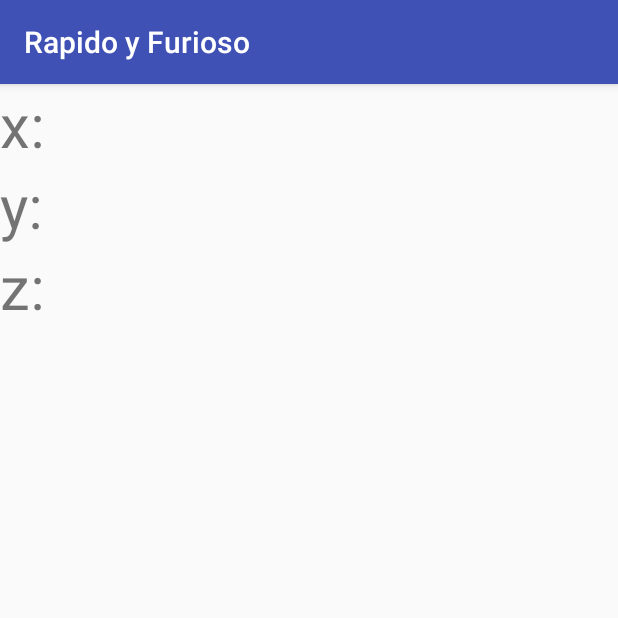
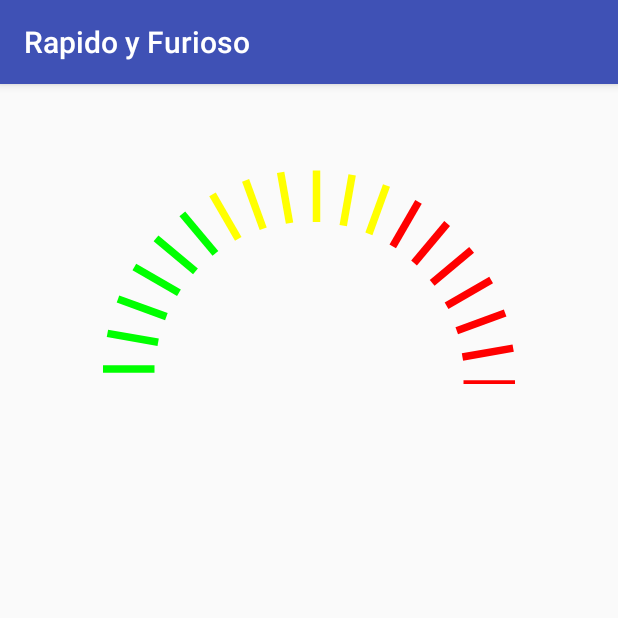
Before and after one commit to Nidrocus/Acelerometro, an Android app: the screen it shows after launch (MainActivity), on a phone screen of 412 x 824 dp, the top half of it. Run offline under Robolectric (Android 15) with nearby library versions, the phone set to English and light mode, and no system bars.

Commit message:
velocimetro

```diff
--- a/app/src/main/java/com/nidrocus/rapidoyfurioso/MainActivity.kt
+++ b/app/src/main/java/com/nidrocus/rapidoyfurioso/MainActivity.kt
@@ -14,7 +14,7 @@ class MainActivity : AppCompatActivity() {
 
     override fun onCreate(savedInstanceState: Bundle?) {
         super.onCreate(savedInstanceState)
-        setContentView(R.layout.activity_main)
+        setContentView(R.layout.activity_velocimetro)
 
 
        //val sensorManager =  ProximitySensorManager(this)
@@ -28,9 +28,9 @@ class MainActivity : AppCompatActivity() {
 
 
     private fun onGyroscopeUpdate(event: SensorEvent?){
-        tv_x.text = "x:${event!!.values[0]}"
-        tv_y.text = "y:${event!!.values[1]}"
-        tv_z.text  = "z:${event!!.values[2]}"
+//        tv_x.text = "x:${event!!.values[0]}"
+//        tv_y.text = "y:${event!!.values[1]}"
+//        tv_z.text  = "z:${event!!.values[2]}"
     }
 
 
--- a/build.gradle
+++ b/build.gradle
@@ -8,7 +8,7 @@ buildscript {
         jcenter()
     }
     dependencies {
-        classpath 'com.android.tools.build:gradle:3.0.0'
+        classpath 'com.android.tools.build:gradle:3.0.1'
         classpath "org.jetbrains.kotlin:kotlin-gradle-plugin:$kotlin_version"
 
         // NOTE: Do not place your application dependencies here; they belong
--- a/customviews/build.gradle
+++ b/customviews/build.gradle
@@ -1,9 +1,8 @@
 apply plugin: 'com.android.library'
+apply plugin: 'kotlin-android'
 
 android {
     compileSdkVersion 26
-
-
 
     defaultConfig {
         minSdkVersion 21
@@ -31,4 +30,8 @@ dependencies {
     testImplementation 'junit:junit:4.12'
     androidTestImplementation 'com.android.support.test:runner:1.0.1'
     androidTestImplementation 'com.android.support.test.espresso:espresso-core:3.0.1'
+    compile "org.jetbrains.kotlin:kotlin-stdlib-jre7:$kotlin_version"
 }
+repositories {
+    mavenCentral()
+}
--- /dev/null
+++ b/customviews/src/main/java/com/nidrocus/customviews/Manecilla.kt
@@ -0,0 +1,20 @@
+package com.nidrocus.customviews
+
+import android.content.Context
+import android.graphics.Canvas
+import android.graphics.Color
+import android.util.AttributeSet
+import android.view.View
+
+/**
+ * Created by cristian on 26/12/2017.
+ */
+class Manecilla @JvmOverloads constructor(
+        context: Context, attrs: AttributeSet? = null, defStyleAttr: Int = 0
+) : View(context, attrs, defStyleAttr) {
+
+    override fun onDraw(canvas: Canvas?) {
+        super.onDraw(canvas)
+        canvas!!.drawColor(Color.BLACK)
+    }
+}
--- /dev/null
+++ b/customviews/src/main/java/com/nidrocus/customviews/Velocimetro.kt
@@ -0,0 +1,46 @@
+package com.nidrocus.customviews
+
+import android.content.Context
+import android.graphics.*
+import android.util.AttributeSet
+import android.widget.FrameLayout
+import android.view.Gravity
+
+/**
+ * Created by Cristian on 24/12/2017.
+ */
+class Velocimetro @JvmOverloads constructor(context: Context, attrs: AttributeSet? = null, defStyleAttr: Int = 0) :
+        FrameLayout(context, attrs, defStyleAttr) {
+
+    // intervalo en grados
+    private val decremento = -10
+    private var paint = Paint()
+    // posicion en la que cambia de intermedio a rapido
+    private val rapida = 120f
+    //posicion en la que cambia de lento a intermedio
+    private val intermedia = 60f
+
+    init {
+        setWillNotDraw(false)
+        paint.strokeWidth = resources.getDimension(R.dimen.ancho_linea_velocimetro)
+
+        removeAllViews()
+        val params = LayoutParams(width / 4, 4, Gravity.CENTER)
+        params.topMargin = -4
+        val view = Manecilla(getContext())
+        addView(view, params)
+    }
+
+    override fun onDraw(canvas: Canvas?) {
+        super.onDraw(canvas)
+        canvas!!.translate(width / 2f, height.toFloat() - paint.strokeWidth)
+
+        var posicion = 180f
+        while (posicion >= 0) {
+            paint.color = if (posicion < rapida) if (posicion < intermedia) Color.GREEN else Color.YELLOW else Color.RED
+            canvas.drawLine(width / 4f, paint.strokeWidth, width / 3f, paint.strokeWidth, paint)
+            canvas.rotate(decremento.toFloat())
+            posicion += decremento
+        }
+    }
+}
--- /dev/null
+++ b/customviews/src/main/res/layout/activity_velocimetro.xml
@@ -0,0 +1,11 @@
+<?xml version="1.0" encoding="utf-8"?>
+<LinearLayout xmlns:android="http://schemas.android.com/apk/res/android"
+    android:layout_width="match_parent"
+    android:layout_height="match_parent"
+    android:orientation="vertical">
+
+    <com.nidrocus.customviews.Velocimetro
+        android:layout_width="match_parent"
+        android:layout_height="200dp" />
+
+</LinearLayout>
--- /dev/null
+++ b/customviews/src/main/res/values/dimens.xml
@@ -0,0 +1,4 @@
+<?xml version="1.0" encoding="utf-8"?>
+<resources>
+    <dimen name="ancho_linea_velocimetro">5dp</dimen>
+</resources>
```
